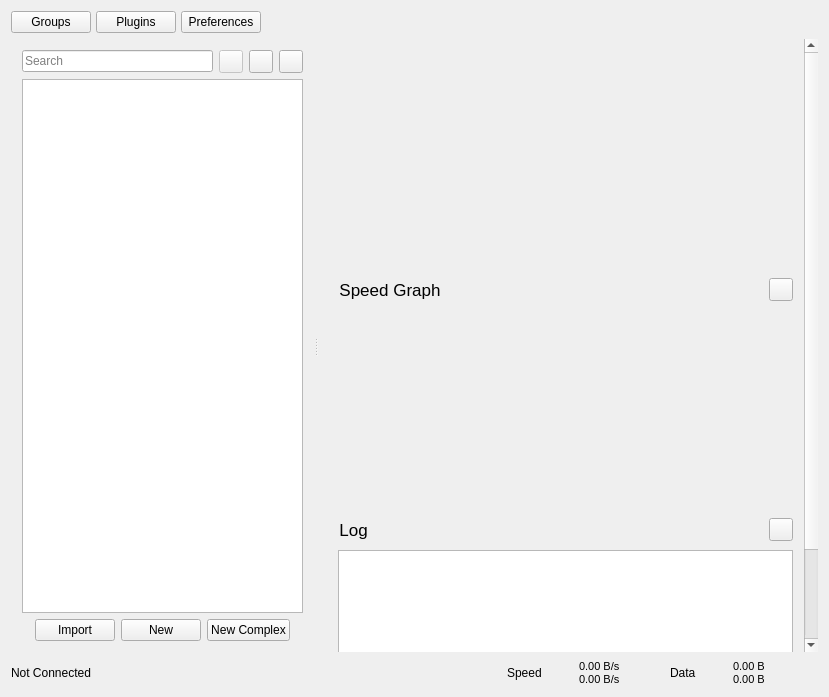
Rolyyu/Qv2ray, file src/ui/widgets/windows/w_MainWindow.ui: the form before one commit.
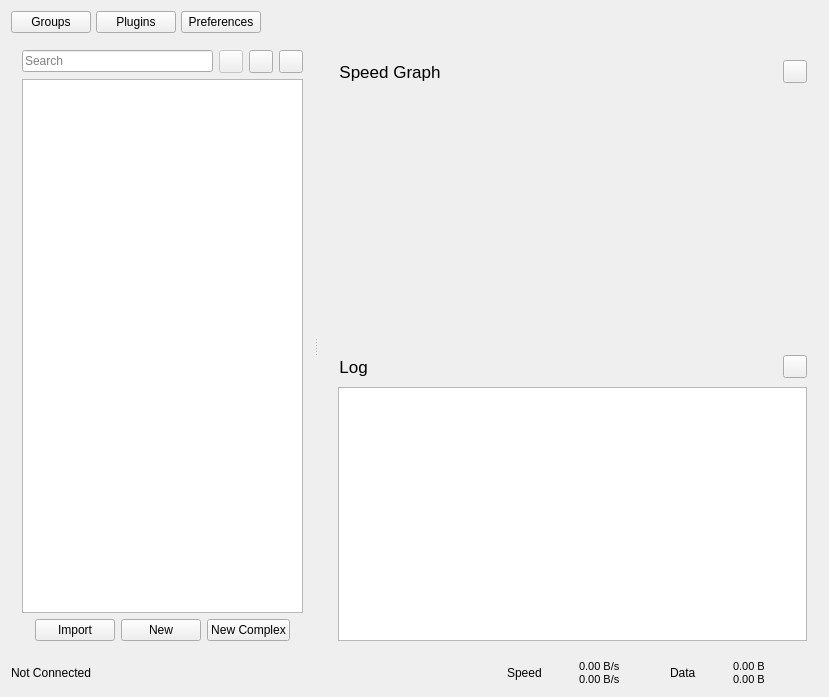
The form after the commit. Icons and pictures are not drawn.

```diff
--- a/src/ui/widgets/windows/w_MainWindow.ui
+++ b/src/ui/widgets/windows/w_MainWindow.ui
@@ -252,7 +252,7 @@
            <property name="minimumSize">
             <size>
              <width>0</width>
-             <height>220</height>
+             <height>2</height>
             </size>
            </property>
            <layout class="QGridLayout" name="connectionInfoLayout">
```
